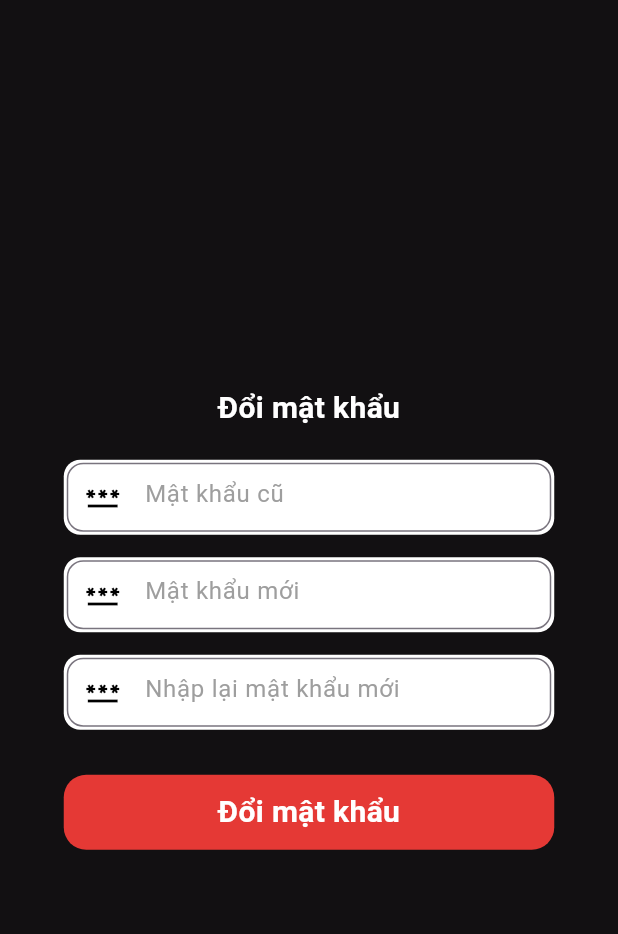
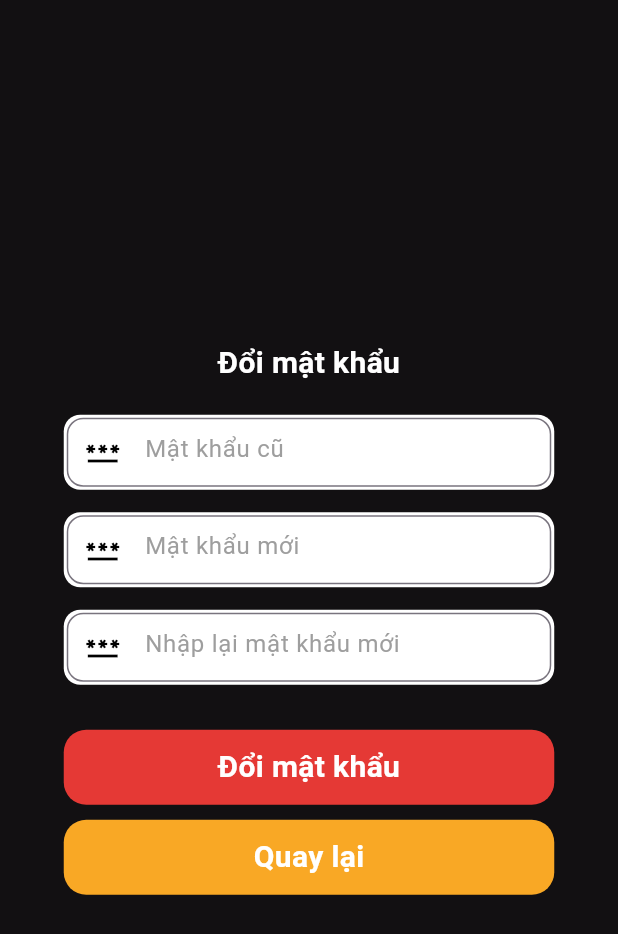
Before and after one commit to nhatson247/LTDT_MoviesApp, a Flutter app: the ChangePass screen opened directly, on a phone screen of 412 x 824 dp. Shown: the top 934 px of the screen. Run offline on Flutter 3.47's test engine with Material 3 defaults, Android fonts, the phone set to English and light mode, and no system bars; our stand-ins replace carousel_slider, email_validator, readmore, shared_preferences, sqflite, sqflite_common_ffi_web; accounts and stored records are empty.

Commit message:
nút back changePW.dart

```diff
--- a/lib/account/changePW.dart
+++ b/lib/account/changePW.dart
@@ -49,9 +49,33 @@ class _ChangePassState extends State<ChangePass> {
                   buildTextField(_nhaplaimatkhaumoiController, "Nhập lại mật khẩu mới ", Colors.white, Icons.password, isPassword: true),
                   const SizedBox(height: 15),
                   buildLoginButton(),
+                  const SizedBox(height: 10),
+                  buildBackButton(context),
                 ],
               ),
             ),
+          ),
+        ),
+      ),
+    );
+  }
+
+  Widget buildBackButton(BuildContext context) {
+    return InkWell(
+      onTap: () {
+        Navigator.pop(context); // Go back to the previous screen
+      },
+      child: Container(
+        width: 327,
+        height: 50,
+        decoration: BoxDecoration(
+          color: Colors.yellow[800], // Choose a color for the back button
+          borderRadius: BorderRadius.circular(15),
+        ),
+        child: const Center(
+          child: Text(
+            'Quay lại',
+            style: TextStyle(color: Colors.white, fontSize: 20, fontWeight: FontWeight.bold),
           ),
         ),
       ),
```
